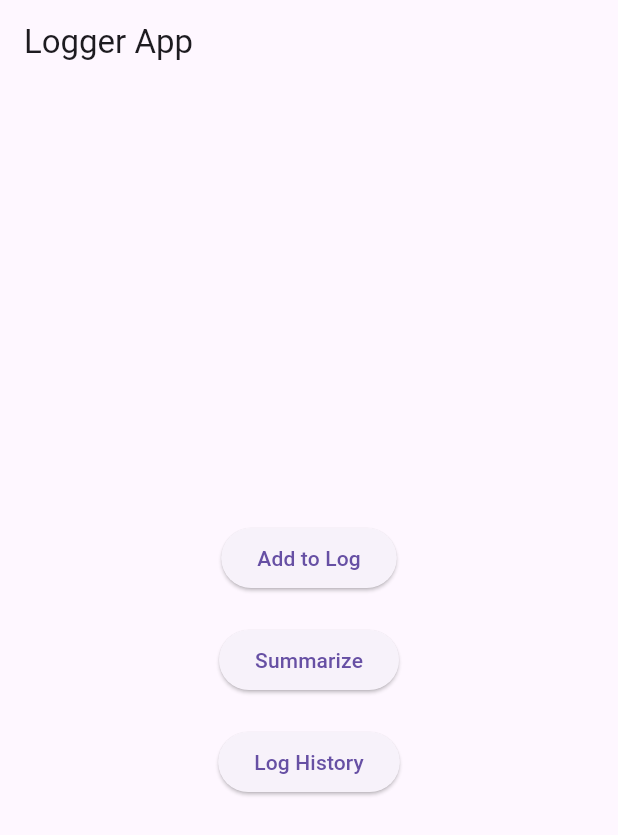
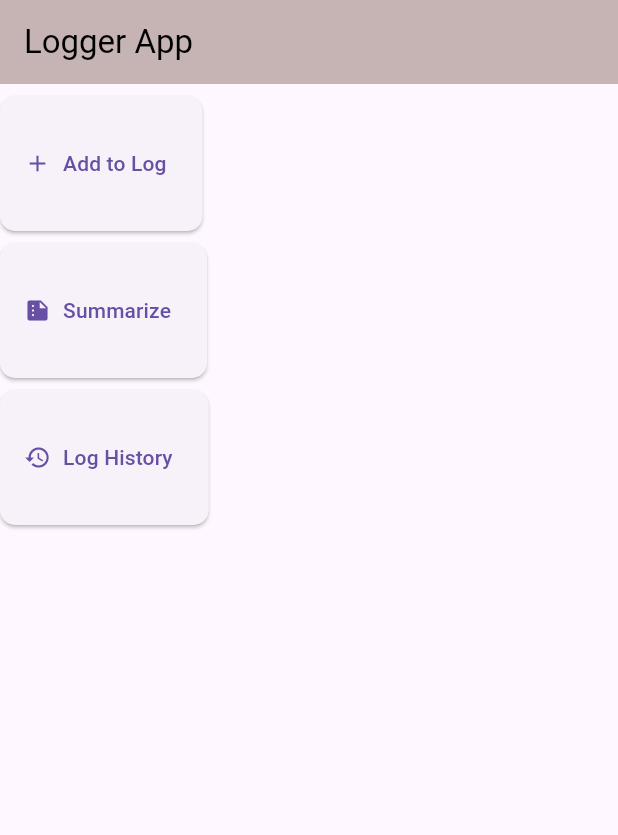
Before and after one commit to vishnudaspk/Log-AI, a Flutter app: the screen it shows after launch, on a phone screen of 412 x 824 dp. Shown: the top 835 px of the screen. Run offline on Flutter 3.47's test engine with Material 3 defaults, Android fonts, the phone set to English and light mode, and no system bars; our stand-ins replace sqflite; accounts and stored records are empty.

```diff
--- a/lib/ui/home_page.dart
+++ b/lib/ui/home_page.dart
@@ -1,3 +1,5 @@
+import 'dart:ui';
+
 import 'package:flutter/material.dart';
 import '../widgets/add_to_log_button.dart';
 import '../widgets/summarize_button.dart';
@@ -13,23 +15,24 @@ class HomePage extends StatelessWidget {
 
     return Scaffold(
       appBar: AppBar(
-        title: const Text('Logger App'),
+        backgroundColor: const Color.fromARGB(255, 198, 180, 180),
+        title: const Text('Logger App', style: TextStyle(color: Colors.black)),
       ),
-      body: Center(
-        child: Column(
-          mainAxisAlignment: MainAxisAlignment.center,
-          children: const [
+      body: Column(
+        mainAxisAlignment: MainAxisAlignment.start,
+        crossAxisAlignment: CrossAxisAlignment.start,
+        children: [
+          SizedBox(height: 8),
           // Log when AddToLogButton is displayed
           AddToLogButton(),
-            SizedBox(height: 20),
+          SizedBox(height: 8),
           // Log when SummarizeButton is displayed
           SummarizeButton(),
-            SizedBox(height: 20),
+          SizedBox(height: 8),
           // Log when LogHistoryButton is displayed
           LogHistoryButton(),
         ],
       ),
-      ),
     );
   }
 }
--- a/lib/widgets/add_to_log_button.dart
+++ b/lib/widgets/add_to_log_button.dart
@@ -6,7 +6,7 @@ class AddToLogButton extends StatelessWidget {
 
   @override
   Widget build(BuildContext context) {
-    return ElevatedButton(
+    return ElevatedButton.icon(
       onPressed: () async {
         debugPrint('AddToLogButton pressed. Prompting user for log input.');
 
@@ -33,6 +33,12 @@ class AddToLogButton extends StatelessWidget {
                   },
                   child: const Text('Submit'),
                 ),
+                TextButton(
+                  onPressed: () {
+                    Navigator.pop(context);
+                  },
+                  child: const Text('Cancel'),
+                ),
               ],
             );
           },
@@ -48,7 +54,14 @@ class AddToLogButton extends StatelessWidget {
           debugPrint('No log entered or input was empty.');
         }
       },
-      child: const Text('Add to Log'),
+      icon: const Icon(Icons.add),
+      label: const Text('Add to Log'),
+      style: ElevatedButton.styleFrom(
+        minimumSize: Size(45, 90),
+        shape: RoundedRectangleBorder(
+          borderRadius: BorderRadius.circular(10),
+        ),
+      ),
     );
   }
 }
--- a/lib/widgets/log_history_button.dart
+++ b/lib/widgets/log_history_button.dart
@@ -6,7 +6,7 @@ class LogHistoryButton extends StatelessWidget {
 
   @override
   Widget build(BuildContext context) {
-    return ElevatedButton(
+    return ElevatedButton.icon(
       onPressed: () {
         debugPrint('LogHistoryButton pressed. Navigating to LogHistoryPage.');
 
@@ -15,7 +15,14 @@ class LogHistoryButton extends StatelessWidget {
           MaterialPageRoute(builder: (context) => const LogHistoryPage()),
         );
       },
-      child: const Text('Log History'),
+      icon: const Icon(Icons.history),
+      label: const Text('Log History'),
+      style: ElevatedButton.styleFrom(
+        minimumSize: const Size(90, 90),
+        shape: RoundedRectangleBorder(
+          borderRadius: BorderRadius.circular(10),
+        ),
+      ),
     );
   }
 }
--- a/lib/widgets/summarize_button.dart
+++ b/lib/widgets/summarize_button.dart
@@ -82,11 +82,19 @@ class SummarizeButtonState extends State<SummarizeButton> {
 
   @override
   Widget build(BuildContext context) {
-    return ElevatedButton(
+    return ElevatedButton.icon(
       onPressed: _isLoading ? null : _summarizeLogs,
-      child: _isLoading
-          ? const CircularProgressIndicator(color: Colors.white)
+      icon: const Icon(Icons.summarize),
+      label: _isLoading
+          ? const CircularProgressIndicator.adaptive(
+              backgroundColor: Colors.white)
           : const Text('Summarize'),
+      style: ElevatedButton.styleFrom(
+        minimumSize: const Size(90, 90),
+        shape: RoundedRectangleBorder(
+          borderRadius: BorderRadius.circular(10),
+        ),
+      ),
     );
   }
 }
--- a/pubspec.yaml
+++ b/pubspec.yaml
@@ -37,6 +37,7 @@ dependencies:
   # The following adds the Cupertino Icons font to your application.
   # Use with the CupertinoIcons class for iOS style icons.
   cupertino_icons: ^1.0.8
+  intl: ^0.20.1
 
 dev_dependencies:
   flutter_test:
```
Also changed, not shown: lib/services/groq_test.txt (deleted, +0 -67 lines), lib/ui/log_history_page.dart (+60 -10 lines), lib/widgets/sum-test.txt (deleted, +0 -42 lines), pubspec.lock. Lines whose indentation alone changed are shown as unchanged.
